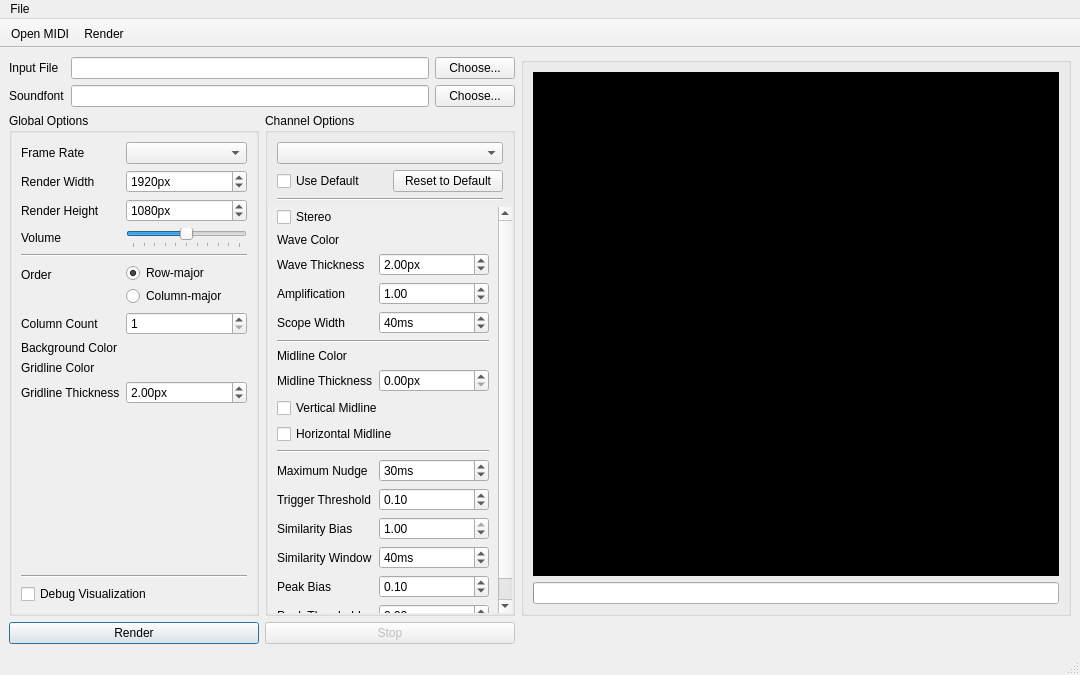
Before: the Qt Designer form mainwindow.ui in Robert-Furth/Osmium, drawn with Qt 5.
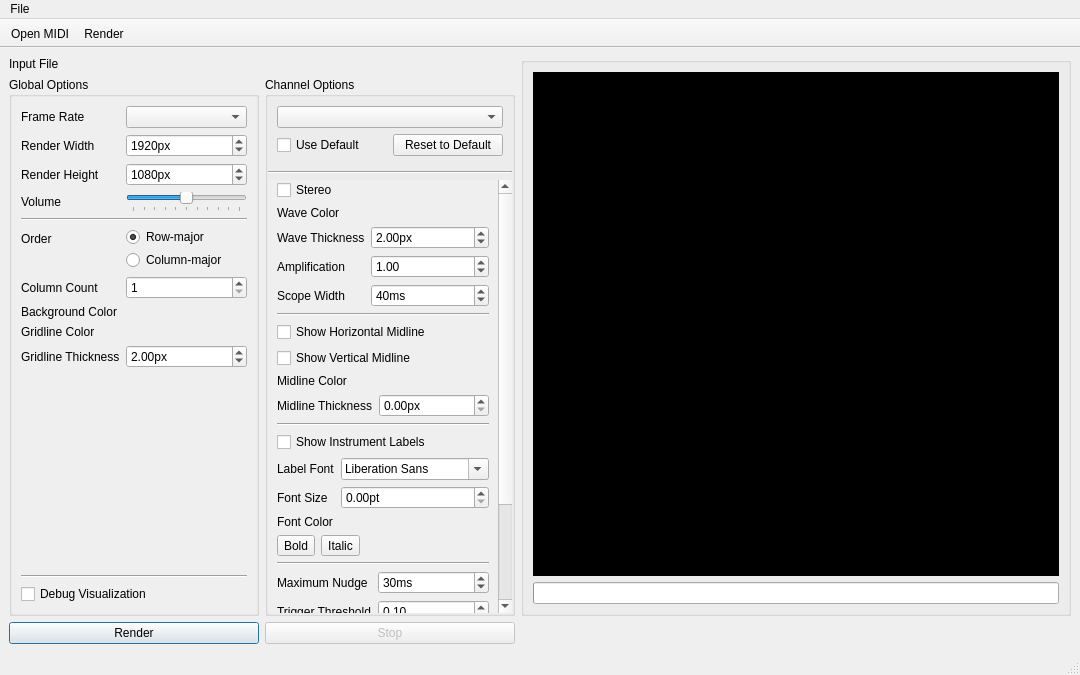
After: the same form once the commit is applied. Icons and pictures are not drawn. Custom widgets are drawn as their Qt base class.

Commit message: Add path chooser widget

Patch:
```diff
--- a/mainwindow.ui
+++ b/mainwindow.ui
@@ -28,6 +28,45 @@
       </property>
      </widget>
     </item>
+    <item row="0" column="0" colspan="2">
+     <widget class="QWidget" name="wgtFileChoosers" native="true">
+      <layout class="QGridLayout" name="gridLayout_3">
+       <property name="leftMargin">
+        <number>0</number>
+       </property>
+       <property name="topMargin">
+        <number>0</number>
+       </property>
+       <property name="rightMargin">
+        <number>0</number>
+       </property>
+       <property name="bottomMargin">
+        <number>0</number>
+       </property>
+       <item row="1" column="0">
+        <widget class="QLabel" name="label_13">
+         <property name="text">
+          <string>Input File</string>
+         </property>
+        </widget>
+       </item>
+       <item row="1" column="1">
+        <widget class="controls::PathChooser" name="pcInputFile" native="true">
+         <property name="focusPolicy">
+          <enum>Qt::FocusPolicy::TabFocus</enum>
+         </property>
+         <property name="filter" stdset="0">
+          <string>MIDI Files (*.mid *.midi)</string>
+         </property>
+         <property name="icon" stdset="0">
+          <iconset resource="resources.qrc">
+           <normaloff>:/icons/folder-open</normaloff>:/icons/folder-open</iconset>
+         </property>
+        </widget>
+       </item>
+      </layout>
+     </widget>
+    </item>
     <item row="1" column="0">
      <widget class="QGroupBox" name="gbGlobalOpts">
       <property name="minimumSize">
@@ -314,7 +353,7 @@
                </widget>
               </item>
               <item row="3" column="1">
-               <widget class="controls::LabeledSlider" name="horizontalSlider">
+               <widget class="controls::LabeledSlider" name="slVolume">
                 <property name="maximum">
                  <number>200</number>
                 </property>
@@ -394,24 +433,28 @@
        </property>
        <item>
         <widget class="QWidget" name="widget" native="true">
-         <layout class="QGridLayout" name="gridLayout_2">
+         <layout class="QVBoxLayout" name="verticalLayout_7">
+          <item>
+           <widget class="QComboBox" name="cmbChannel"/>
+          </item>
+          <item>
+           <widget class="QWidget" name="wgtNonDefaultControls" native="true">
+            <layout class="QGridLayout" name="lytNonDefaultControls">
+             <property name="leftMargin">
+              <number>0</number>
+             </property>
+             <property name="topMargin">
+              <number>0</number>
+             </property>
+             <property name="rightMargin">
+              <number>0</number>
+             </property>
           <property name="bottomMargin">
            <number>0</number>
           </property>
-          <item row="2" column="0" colspan="2">
-           <widget class="Line" name="line_2">
-            <property name="orientation">
-             <enum>Qt::Orientation::Horizontal</enum>
-            </property>
-           </widget>
-          </item>
-          <item row="1" column="1">
-           <widget class="QPushButton" name="btnResetOpts">
-            <property name="text">
-             <string>Reset to Default</string>
-            </property>
-           </widget>
-          </item>
+             <property name="verticalSpacing">
+              <number>3</number>
+             </property>
           <item row="1" column="0">
            <widget class="QCheckBox" name="chbInheritOpts">
             <property name="statusTip">
@@ -425,10 +468,24 @@
             </property>
            </widget>
           </item>
-          <item row="0" column="0" colspan="2">
-           <widget class="QComboBox" name="cmbChannel"/>
-          </item>
-         </layout>
+             <item row="1" column="1">
+              <widget class="QPushButton" name="btnResetOpts">
+               <property name="text">
+                <string>Reset to Default</string>
+               </property>
+              </widget>
+             </item>
+            </layout>
+           </widget>
+          </item>
+         </layout>
+        </widget>
+       </item>
+       <item>
+        <widget class="Line" name="line_2">
+         <property name="orientation">
+          <enum>Qt::Orientation::Horizontal</enum>
+         </property>
         </widget>
        </item>
        <item>
@@ -451,14 +508,19 @@
             <x>0</x>
             <y>0</y>
             <width>230</width>
-            <height>456</height>
+            <height>609</height>
            </rect>
           </property>
+          <layout class="QVBoxLayout" name="verticalLayout_6">
+           <property name="topMargin">
+            <number>0</number>
+           </property>
+           <property name="bottomMargin">
+            <number>6</number>
+           </property>
+           <item>
           <layout class="QFormLayout" name="formLayout">
-           <property name="topMargin">
-            <number>0</number>
-           </property>
-           <item row="0" column="0">
+             <item row="0" column="0" colspan="2">
             <widget class="QCheckBox" name="chbStereo">
              <property name="text">
               <string>Stereo</string>
@@ -554,14 +616,197 @@
              </property>
             </widget>
            </item>
-           <item row="5" column="0" colspan="2">
+            </layout>
+           </item>
+           <item>
             <widget class="Line" name="line">
              <property name="orientation">
               <enum>Qt::Orientation::Horizontal</enum>
              </property>
             </widget>
            </item>
-           <item row="11" column="0">
+           <item>
+            <layout class="QFormLayout" name="formLayout_3">
+             <item row="0" column="0" colspan="2">
+              <widget class="QCheckBox" name="chbHMidline">
+               <property name="text">
+                <string>Show Horizontal Midline</string>
+               </property>
+              </widget>
+             </item>
+             <item row="1" column="0" colspan="2">
+              <widget class="QCheckBox" name="chbVMidline">
+               <property name="text">
+                <string>Show Vertical Midline</string>
+               </property>
+              </widget>
+             </item>
+             <item row="2" column="0">
+              <widget class="QLabel" name="label_22">
+               <property name="text">
+                <string>Midline Color</string>
+               </property>
+              </widget>
+             </item>
+             <item row="2" column="1">
+              <widget class="controls::ColorPicker" name="cpMidlineColor" native="true">
+               <property name="focusPolicy">
+                <enum>Qt::FocusPolicy::TabFocus</enum>
+               </property>
+              </widget>
+             </item>
+             <item row="3" column="0">
+              <widget class="QLabel" name="label_23">
+               <property name="text">
+                <string>Midline Thickness</string>
+               </property>
+              </widget>
+             </item>
+             <item row="3" column="1">
+              <widget class="QDoubleSpinBox" name="dsbMidlineThickness">
+               <property name="suffix">
+                <string>px</string>
+               </property>
+               <property name="singleStep">
+                <double>0.100000000000000</double>
+               </property>
+              </widget>
+             </item>
+            </layout>
+           </item>
+           <item>
+            <widget class="Line" name="line_6">
+             <property name="orientation">
+              <enum>Qt::Orientation::Horizontal</enum>
+             </property>
+            </widget>
+           </item>
+           <item>
+            <layout class="QFormLayout" name="formLayout_4">
+             <item row="1" column="0">
+              <widget class="QLabel" name="label_10">
+               <property name="text">
+                <string>Label Font</string>
+               </property>
+              </widget>
+             </item>
+             <item row="1" column="1">
+              <widget class="QFontComboBox" name="fcbLabelFont">
+               <property name="sizePolicy">
+                <sizepolicy hsizetype="Ignored" vsizetype="Fixed">
+                 <horstretch>0</horstretch>
+                 <verstretch>0</verstretch>
+                </sizepolicy>
+               </property>
+              </widget>
+             </item>
+             <item row="2" column="0">
+              <widget class="QLabel" name="label_25">
+               <property name="text">
+                <string>Font Size</string>
+               </property>
+              </widget>
+             </item>
+             <item row="2" column="1">
+              <widget class="QDoubleSpinBox" name="dsbFontSize">
+               <property name="suffix">
+                <string>pt</string>
+               </property>
+              </widget>
+             </item>
+             <item row="3" column="0">
+              <widget class="QLabel" name="label_24">
+               <property name="text">
+                <string>Font Color</string>
+               </property>
+              </widget>
+             </item>
+             <item row="3" column="1">
+              <widget class="controls::ColorPicker" name="cpFontColor" native="true">
+               <property name="focusPolicy">
+                <enum>Qt::FocusPolicy::TabFocus</enum>
+               </property>
+              </widget>
+             </item>
+             <item row="0" column="0" colspan="2">
+              <widget class="QCheckBox" name="chbShowLabels">
+               <property name="text">
+                <string>Show Instrument Labels</string>
+               </property>
+              </widget>
+             </item>
+             <item row="4" column="0" colspan="2">
+              <widget class="QWidget" name="widget_4" native="true">
+               <layout class="QHBoxLayout" name="horizontalLayout">
+                <property name="spacing">
+                 <number>6</number>
+                </property>
+                <property name="leftMargin">
+                 <number>0</number>
+                </property>
+                <property name="topMargin">
+                 <number>0</number>
+                </property>
+                <property name="rightMargin">
+                 <number>0</number>
+                </property>
+                <property name="bottomMargin">
+                 <number>0</number>
+                </property>
+                <item alignment="Qt::AlignmentFlag::AlignLeft">
+                 <widget class="QToolButton" name="tbLabelBold">
+                  <property name="text">
+                   <string>Bold</string>
+                  </property>
+                  <property name="icon">
+                   <iconset theme="QIcon::ThemeIcon::FormatTextBold"/>
+                  </property>
+                  <property name="checkable">
+                   <bool>true</bool>
+                  </property>
+                 </widget>
+                </item>
+                <item alignment="Qt::AlignmentFlag::AlignLeft">
+                 <widget class="QToolButton" name="tbLabelItalic">
+                  <property name="text">
+                   <string>Italic</string>
+                  </property>
+                  <property name="icon">
+                   <iconset theme="QIcon::ThemeIcon::FormatTextItalic"/>
+                  </property>
+                  <property name="checkable">
+                   <bool>true</bool>
+                  </property>
+                 </widget>
+                </item>
+                <item>
+                 <spacer name="horizontalSpacer">
+                  <property name="orientation">
+                   <enum>Qt::Orientation::Horizontal</enum>
+                  </property>
+                  <property name="sizeHint" stdset="0">
+                   <size>
+                    <width>40</width>
+                    <height>20</height>
+                   </size>
+                  </property>
+                 </spacer>
+                </item>
+               </layout>
+              </widget>
+             </item>
+            </layout>
+           </item>
+           <item>
+            <widget class="Line" name="line_5">
+             <property name="orientation">
+              <enum>Qt::Orientation::Horizontal</enum>
+             </property>
+            </widget>
+           </item>
+           <item>
+            <layout class="QFormLayout" name="formLayout_5">
+             <item row="0" column="0">
             <widget class="QLabel" name="label_8">
              <property name="statusTip">
               <string>How far forward the scope can &quot;nudge&quot; waveforms so they line up from frame to frame.</string>
@@ -574,7 +819,7 @@
              </property>
             </widget>
            </item>
-           <item row="11" column="1">
+             <item row="0" column="1">
             <widget class="QSpinBox" name="sbMaxNudge">
              <property name="statusTip">
               <string>How far forward the scope can &quot;nudge&quot; waveforms so they line up from frame to frame.</string>
@@ -593,7 +838,7 @@
              </property>
             </widget>
            </item>
-           <item row="12" column="0">
+             <item row="1" column="0">
             <widget class="QLabel" name="label_11">
              <property name="statusTip">
               <string>Minimum amplitude of a sample for it to trigger a rising edge.</string>
@@ -606,7 +851,7 @@
              </property>
             </widget>
            </item>
-           <item row="12" column="1">
+             <item row="1" column="1">
             <widget class="QDoubleSpinBox" name="dsbTriggerThreshold">
              <property name="statusTip">
               <string>Minimum amplitude of a sample for it to trigger a rising edge.</string>
@@ -622,14 +867,14 @@
              </property>
             </widget>
            </item>
-           <item row="13" column="0">
+             <item row="2" column="0">
             <widget class="QLabel" name="label_21">
              <property name="text">
               <string>Similarity Bias</string>
              </property>
             </widget>
            </item>
-           <item row="13" column="1">
+             <item row="2" column="1">
             <widget class="QDoubleSpinBox" name="dsbSimilarityBias">
              <property name="maximum">
               <double>1.000000000000000</double>
@@ -642,7 +887,7 @@
              </property>
             </widget>
            </item>
-           <item row="14" column="0">
+             <item row="3" column="0">
             <widget class="QLabel" name="label_15">
              <property name="text">
               <string>Similarity Window</string>
@@ -652,7 +897,7 @@
              </property>
             </widget>
            </item>
-           <item row="14" column="1">
+             <item row="3" column="1">
             <widget class="QSpinBox" name="sbSimilarityWindow">
              <property name="suffix">
               <string>ms</string>
@@ -665,14 +910,14 @@
              </property>
             </widget>
            </item>
-           <item row="15" column="0">
+             <item row="4" column="0">
             <widget class="QLabel" name="label_18">
              <property name="text">
               <string>Peak Bias</string>
              </property>
             </widget>
            </item>
-           <item row="15" column="1">
+             <item row="4" column="1">
             <widget class="QDoubleSpinBox" name="dsbPeakBias">
              <property name="maximum">
               <double>1.000000000000000</double>
@@ -685,14 +930,14 @@
              </property>
             </widget>
            </item>
-           <item row="16" column="0">
+             <item row="5" column="0">
             <widget class="QLabel" name="label_19">
              <property name="text">
               <string>Peak Threshold</string>
              </property>
             </widget>
            </item>
-           <item row="16" column="1">
+             <item row="5" column="1">
             <widget class="QDoubleSpinBox" name="dsbPeakThreshold">
              <property name="maximum">
               <double>1.000000000000000</double>
@@ -705,53 +950,7 @@
              </property>
             </widget>
            </item>
-           <item row="6" column="0">
-            <widget class="QLabel" name="label_22">
-             <property name="text">
-              <string>Midline Color</string>
-             </property>
-            </widget>
-           </item>
-           <item row="10" column="0" colspan="2">
-            <widget class="Line" name="line_5">
-             <property name="orientation">
-              <enum>Qt::Orientation::Horizontal</enum>
-             </property>
-            </widget>
-           </item>
-           <item row="6" column="1">
-            <widget class="controls::ColorPicker" name="cpMidlineColor" native="true"/>
-           </item>
-           <item row="7" column="0">
-            <widget class="QLabel" name="label_23">
-             <property name="text">
-              <string>Midline Thickness</string>
-             </property>
-            </widget>
-           </item>
-           <item row="7" column="1">
-            <widget class="QDoubleSpinBox" name="dsbMidlineThickness">
-             <property name="suffix">
-              <string>px</string>
-             </property>
-             <property name="singleStep">
-              <double>0.100000000000000</double>
-             </property>
-            </widget>
-           </item>
-           <item row="8" column="0" colspan="2">
-            <widget class="QCheckBox" name="chbVMidline">
-             <property name="text">
-              <string>Vertical Midline</string>
-             </property>
-            </widget>
-           </item>
-           <item row="9" column="0" colspan="2">
-            <widget class="QCheckBox" name="chbHMidline">
-             <property name="text">
-              <string>Horizontal Midline</string>
-             </property>
-            </widget>
+            </layout>
            </item>
           </layout>
          </widget>
@@ -770,72 +969,6 @@
       </property>
      </widget>
     </item>
-    <item row="0" column="0" colspan="2">
-     <widget class="QWidget" name="wgtFileChoosers" native="true">
-      <layout class="QGridLayout" name="gridLayout_3">
-       <property name="leftMargin">
-        <number>0</number>
-       </property>
-       <property name="topMargin">
-        <number>0</number>
-       </property>
-       <property name="rightMargin">
-        <number>0</number>
-       </property>
-       <property name="bottomMargin">
-        <number>0</number>
-       </property>
-       <item row="1" column="1">
-        <widget class="QLineEdit" name="leInputFile">
-         <property name="readOnly">
-          <bool>true</bool>
-         </property>
-        </widget>
-       </item>
-       <item row="1" column="0">
-        <widget class="QLabel" name="label_13">
-         <property name="text">
-          <string>Input File</string>
-         </property>
-        </widget>
-       </item>
-       <item row="2" column="0">
-        <widget class="QLabel" name="label_14">
-         <property name="text">
-          <string>Soundfont</string>
-         </property>
-        </widget>
-       </item>
-       <item row="2" column="1">
-        <widget class="QLineEdit" name="leSoundfont">
-         <property name="readOnly">
-          <bool>true</bool>
-         </property>
-        </widget>
-       </item>
-       <item row="1" column="2">
-        <widget class="QPushButton" name="btnChooseFile">
-         <property name="text">
-          <string>Choose...</string>
-         </property>
-         <property name="icon">
-          <iconset theme="QIcon::ThemeIcon::FolderOpen"/>
-         </property>
-        </widget>
-       </item>
-       <item row="2" column="2">
-        <widget class="QPushButton" name="btnChooseSoundfont">
-         <property name="text">
-          <string>Choose...</string>
-         </property>
-         <property name="icon">
-          <iconset theme="QIcon::ThemeIcon::AudioCard"/>
-         </property>
-        </widget>
-       </item>
-      </layout>
-     </widget>
-    </item>
     <item row="0" column="2" rowspan="2">
      <widget class="QGroupBox" name="groupBox_3">
       <layout class="QVBoxLayout" name="verticalLayout_3">
@@ -976,6 +1109,16 @@
    <extends>QSlider</extends>
    <header>labeledslider.h</header>
   </customwidget>
+  <customwidget>
+   <class>controls::PathChooser</class>
+   <extends>QWidget</extends>
+   <header>pathchooser.h</header>
+   <container>1</container>
+   <slots>
+    <signal>path_changed(QString)</signal>
+    <slot>open_file_chooser()</slot>
+   </slots>
+  </customwidget>
  </customwidgets>
  <tabstops>
   <tabstop>leInputFile</tabstop>
```
Left out of the diff: 237 changed lines with no effect on the pictures. Lines whose indentation alone changed are shown as unchanged. The commit also changes 4 other files.
